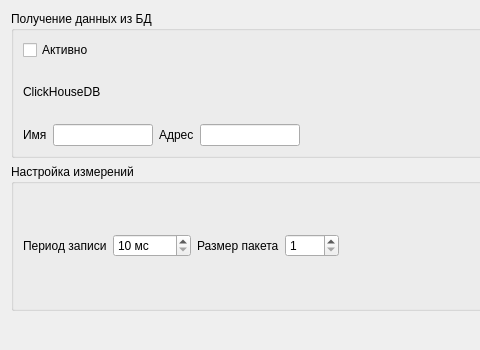
First picture: the form in src/SVViewer/forms/settings_dialog.ui, repository Tyill/SVisual, before the edit; both pictures show x 0 to 480 and y 0 to 350 of the 695 by 350 pixel window.
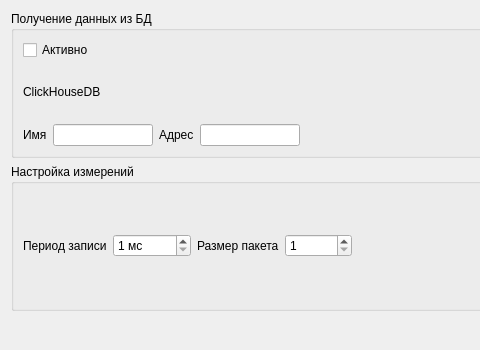
Second picture: the form after the edit.

```diff
--- a/src/SVViewer/forms/settings_dialog.ui
+++ b/src/SVViewer/forms/settings_dialog.ui
@@ -151,7 +151,7 @@
            <string> мс</string>
           </property>
           <property name="minimum">
-           <number>10</number>
+           <number>1</number>
           </property>
           <property name="maximum">
            <number>60000</number>
@@ -174,7 +174,7 @@
            <number>1</number>
           </property>
           <property name="maximum">
-           <number>1000</number>
+           <number>1000000</number>
           </property>
           <property name="Value" stdset="0">
            <number>10</number>
```
